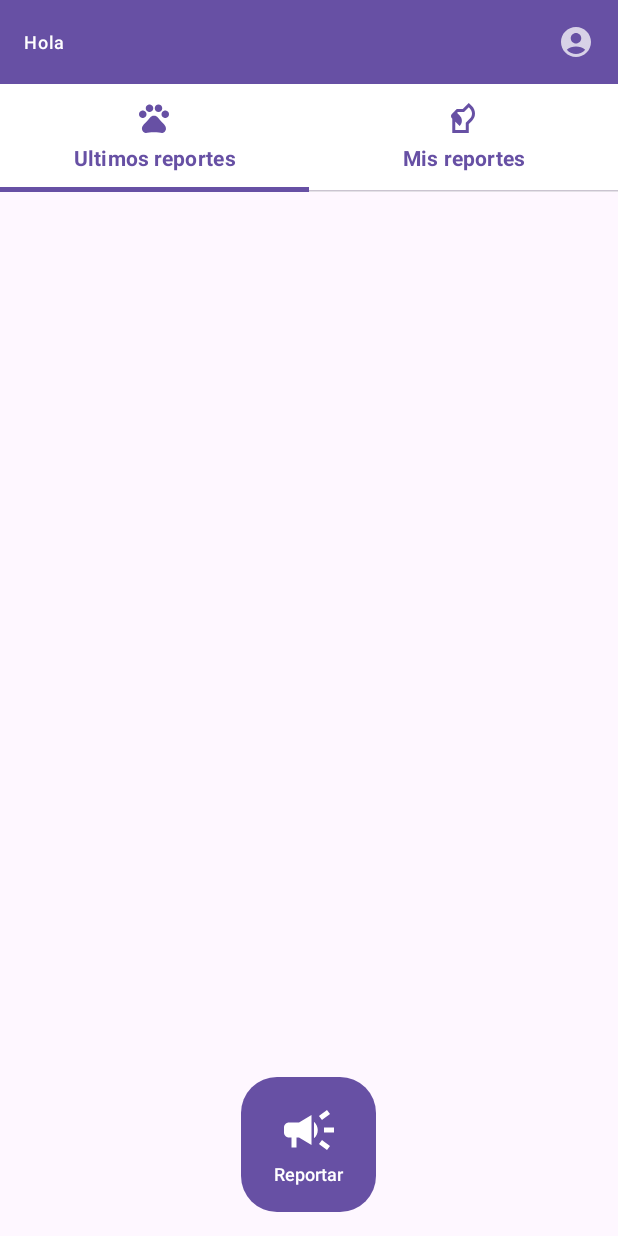
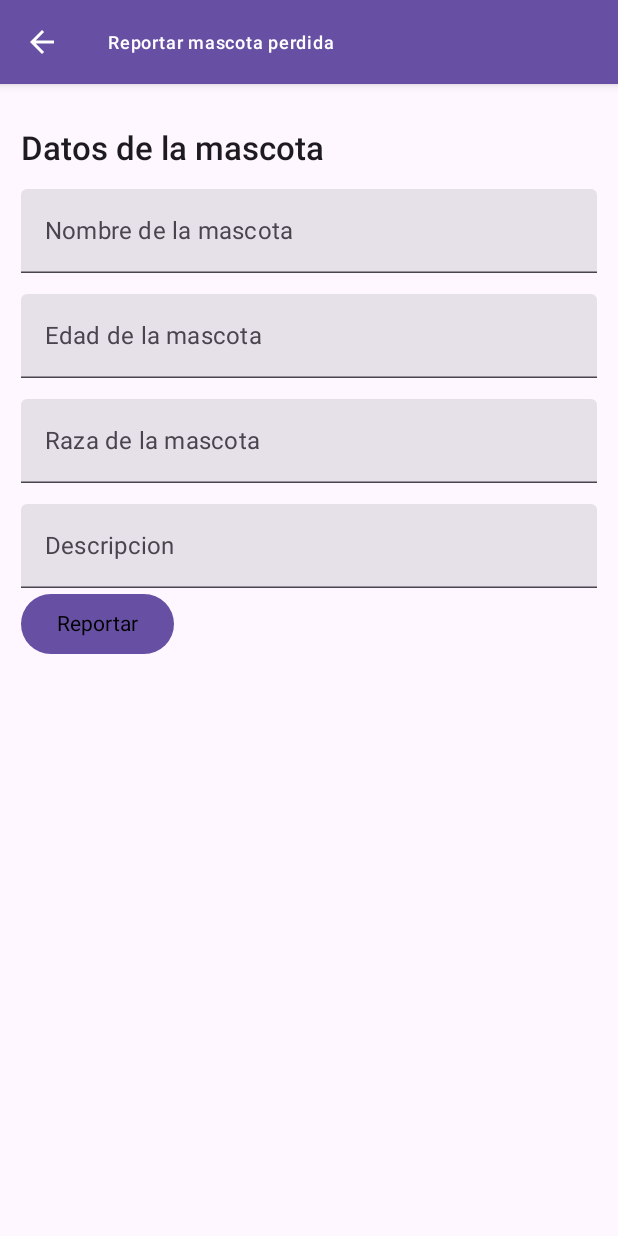
Before and after one commit to JoseAntonion/Busca-PET, an Android app built with Jetpack Compose: the HomeScreen screen opened through its navigation route, after a tap on "Reportar", on a phone screen of 412 x 824 dp. Run offline under Robolectric (Android 15) with nearby library versions, the light colour scheme and no system bars; our stand-ins replace Dagger/Hilt's generated code, Firebase (no records; nobody signed in at launch, a user with empty details on screens opened directly), Room's generated code, livedata-compose; pictures from the network do not load; 3 statements that could not run were skipped.

Commit message:
Report module added. Implementing Hilt as DI and Room for persistance. Also, config detail module to get data from room

```diff
--- a/app/src/main/java/com/example/buscapet/data/local/PetDao.kt
+++ b/app/src/main/java/com/example/buscapet/data/local/PetDao.kt
@@ -11,6 +11,9 @@ interface PetDao {
     @Query("SELECT * FROM pet")
     fun getAllPets(): Flow<List<Pet>>
 
+    @Query("SELECT * FROM pet WHERE id = :id")
+    fun getPet(id: Int): Pet
+
     @Insert
     suspend fun insertPet(petsData: Pet)
 
--- a/app/src/main/java/com/example/buscapet/data/local/PetUiState.kt
+++ /dev/null
@@ -1,4 +0,0 @@
-package com.example.buscapet.data.local
-
-data class PetUiState(val pets: List<Pet> = listOf()) {
-}
--- a/app/src/main/java/com/example/buscapet/data/local/PetsDataBase.kt
+++ b/app/src/main/java/com/example/buscapet/data/local/PetsDataBase.kt
@@ -3,7 +3,7 @@ package com.example.buscapet.data.local
 import androidx.room.Database
 import androidx.room.RoomDatabase
 
-@Database(entities = [Pet::class], version = 1, exportSchema = false)
+@Database(entities = [Pet::class], version = 3, exportSchema = false)
 abstract class PetsDatabase : RoomDatabase() {
     abstract fun petsDao(): PetDao
 }
--- a/app/src/main/java/com/example/buscapet/data/local/PetsRepository.kt
+++ b/app/src/main/java/com/example/buscapet/data/local/PetsRepository.kt
@@ -5,5 +5,8 @@ import kotlinx.coroutines.flow.Flow
 interface PetsRepository {
     suspend fun insertPet(pet: Pet)
     fun getAllPets(): Flow<List<Pet>>
+
+    fun getPetById(id: Int): Pet
+
     suspend fun deleteAllPets(allPets: List<Pet>)
 }
--- a/app/src/main/java/com/example/buscapet/data/local/PetsRepositoryImpl.kt
+++ b/app/src/main/java/com/example/buscapet/data/local/PetsRepositoryImpl.kt
@@ -9,6 +9,7 @@ class PetsRepositoryImpl @Inject constructor(
     override suspend fun insertPet(pet: Pet) = petDao.insertPet(pet)
 
     override fun getAllPets(): Flow<List<Pet>> = petDao.getAllPets()
+    override fun getPetById(id: Int): Pet = petDao.getPet(id)
 
     override suspend fun deleteAllPets(allPets: List<Pet>) = petDao.deleteAllPets(allPets)
 
--- /dev/null
+++ b/app/src/main/java/com/example/buscapet/ui/commons/CommonFilledTextField.kt
@@ -0,0 +1,32 @@
+package com.example.buscapet.ui.commons
+
+import androidx.compose.foundation.layout.fillMaxWidth
+import androidx.compose.foundation.layout.padding
+import androidx.compose.material3.Text
+import androidx.compose.material3.TextField
+import androidx.compose.runtime.Composable
+import androidx.compose.runtime.MutableState
+import androidx.compose.runtime.getValue
+import androidx.compose.runtime.mutableStateOf
+import androidx.compose.runtime.remember
+import androidx.compose.runtime.setValue
+import androidx.compose.ui.Modifier
+import androidx.compose.ui.unit.dp
+
+@Composable
+fun CommonFilledTextField(
+    modifier: Modifier = Modifier,
+    label: String = "no label",
+    inputText: MutableState<String> = mutableStateOf("")
+) {
+    var text by remember { inputText }
+
+    TextField(
+        modifier = modifier
+            .fillMaxWidth()
+            .padding(0.dp, 14.dp, 0.dp, 0.dp),
+        value = text,
+        onValueChange = { text = it },
+        label = { Text(text = label) }
+    )
+}
--- a/app/src/main/java/com/example/buscapet/ui/navigation/NavDestinations.kt
+++ b/app/src/main/java/com/example/buscapet/ui/navigation/NavDestinations.kt
@@ -15,6 +15,9 @@ object LastReports
 object MyReports
 
 @Serializable
+object Report
+
+@Serializable
 data class DetailReport(
-    val nombre: String
+    val id: Int
 )
--- a/app/src/main/java/com/example/buscapet/ui/screens/home/HomeScreen.kt
+++ b/app/src/main/java/com/example/buscapet/ui/screens/home/HomeScreen.kt
@@ -21,10 +21,11 @@ import androidx.navigation.NavController
 import androidx.navigation.compose.rememberNavController
 import com.example.buscapet.R
 import com.example.buscapet.ui.commons.CommonTabBar
+import com.example.buscapet.ui.commons.CommonTopAppBar
 import com.example.buscapet.ui.commons.TabItem
+import com.example.buscapet.ui.navigation.Report
 import com.example.buscapet.ui.screens.last_reports.LastReportsScreen
 import com.example.buscapet.ui.ui.commons.CommonFloatingActionButton
-import com.example.buscapet.ui.commons.CommonTopAppBar
 import com.example.buscapet.ui.ui.my_reports.MyReportsScreen
 import com.google.firebase.auth.FirebaseAuth
 
@@ -78,7 +79,9 @@ fun HomeContainer(
             }
         },
         floatingActionButton = {
-            CommonFloatingActionButton()
+            CommonFloatingActionButton() {
+                navController.navigate(Report)
+            }
         },
         floatingActionButtonPosition = FabPosition.Center,
     ) { paddingValues ->
--- a/app/src/main/java/com/example/buscapet/ui/screens/last_reports/LastReportsViewModel.kt
+++ b/app/src/main/java/com/example/buscapet/ui/screens/last_reports/LastReportsViewModel.kt
@@ -3,7 +3,6 @@ package com.example.buscapet.ui.screens.last_reports
 import androidx.lifecycle.ViewModel
 import androidx.lifecycle.viewModelScope
 import com.example.buscapet.data.local.Pet
-import com.example.buscapet.data.local.PetUiState
 import com.example.buscapet.data.local.PetsRepository
 import dagger.hilt.android.lifecycle.HiltViewModel
 import kotlinx.coroutines.flow.SharingStarted
@@ -14,11 +13,16 @@ import kotlinx.coroutines.launch
 import javax.inject.Inject
 
 @HiltViewModel
-class LastReportsViewModel @Inject constructor(private val petsRepository: PetsRepository) :
-    ViewModel() {
+class LastReportsViewModel @Inject constructor(
+    petsRepository: PetsRepository
+) : ViewModel() {
     companion object {
         private const val MILLIS = 5_000L
     }
+
+    data class PetUiState(
+        val pets: List<Pet> = emptyList()
+    )
 
     val petsUiState: StateFlow<PetUiState> =
         petsRepository.getAllPets()
@@ -28,10 +32,4 @@ class LastReportsViewModel @Inject constructor(private val petsRepository: PetsR
                 started = SharingStarted.WhileSubscribed(MILLIS),
                 initialValue = PetUiState()
             )
-
-    suspend fun savePet(pet: Pet) {
-        viewModelScope.launch {
-            petsRepository.insertPet(pet)
-        }
-    }
 }
--- /dev/null
+++ b/app/src/main/java/com/example/buscapet/ui/screens/report/ReportScreen.kt
@@ -0,0 +1,121 @@
+package com.example.buscapet.ui.screens.report
+
+import android.content.res.Configuration
+import androidx.compose.foundation.background
+import androidx.compose.foundation.layout.Column
+import androidx.compose.foundation.layout.Spacer
+import androidx.compose.foundation.layout.fillMaxSize
+import androidx.compose.foundation.layout.padding
+import androidx.compose.material.Text
+import androidx.compose.material3.Button
+import androidx.compose.material3.MaterialTheme
+import androidx.compose.material3.Scaffold
+import androidx.compose.material3.Surface
+import androidx.compose.runtime.Composable
+import androidx.compose.runtime.mutableStateOf
+import androidx.compose.runtime.remember
+import androidx.compose.runtime.rememberCoroutineScope
+import androidx.compose.ui.Alignment
+import androidx.compose.ui.Modifier
+import androidx.compose.ui.tooling.preview.Preview
+import androidx.compose.ui.unit.dp
+import androidx.hilt.navigation.compose.hiltViewModel
+import androidx.navigation.NavController
+import androidx.navigation.compose.rememberNavController
+import com.example.buscapet.data.local.Pet
+import com.example.buscapet.ui.commons.AppBarWithBack
+import com.example.buscapet.ui.commons.CommonFilledTextField
+import com.example.buscapet.ui.theme.BuscaPetTheme
+import kotlinx.coroutines.launch
+
+@Composable
+fun ReportScreen(
+    modifier: Modifier = Modifier,
+    navController: NavController = rememberNavController(),
+    viewModel: ReportViewModel = hiltViewModel()
+) {
+    MainContainter(navController = navController, viewModel = viewModel)
+}
+
+@Composable
+fun MainContainter(
+    modifier: Modifier = Modifier,
+    navController: NavController,
+    viewModel: ReportViewModel = hiltViewModel()
+) {
+    val coroutineScope = rememberCoroutineScope()
+    BuscaPetTheme {
+        Scaffold(
+            topBar = {
+                AppBarWithBack(
+                    title = "Reportar mascota perdida",
+                    onBackClick = { navController.popBackStack() }
+                )
+            }
+        ) {
+            Surface(
+                modifier = modifier
+                    .fillMaxSize()
+                    .background(MaterialTheme.colorScheme.background)
+                    .padding(it)
+            ) {
+                Column(
+                    modifier = modifier
+                        .fillMaxSize()
+                        .padding(14.dp),
+                    horizontalAlignment = Alignment.Start,
+                ) {
+                    Spacer(modifier = Modifier.padding(8.dp))
+                    Text(
+                        text = "Datos de la mascota",
+                        style = MaterialTheme.typography.titleLarge,
+                        color = MaterialTheme.colorScheme.onBackground
+                    )
+                    val nameInput = remember { mutableStateOf("") }
+                    CommonFilledTextField(
+                        label = "Nombre de la mascota",
+                        inputText = nameInput
+                    )
+                    val ageInput = remember { mutableStateOf("") }
+                    CommonFilledTextField(
+                        label = "Edad de la mascota",
+                        inputText = ageInput
+                    )
+                    val breedInput = remember { mutableStateOf("") }
+                    CommonFilledTextField(
+                        label = "Raza de la mascota",
+                        inputText = breedInput
+                    )
+                    val descriptionInput = remember { mutableStateOf("") }
+                    CommonFilledTextField(
+                        label = "Descripcion",
+                        inputText = descriptionInput
+                    )
+                    Button(
+                        onClick = {
+                            coroutineScope.launch {
+                                viewModel.savePet(
+                                    Pet(
+                                        name = nameInput.value,
+                                        age = ageInput.value,
+                                        breed = breedInput.value,
+                                        description = descriptionInput.value
+                                    )
+                                )
+                            }
+                        }
+                    ) {
+                        Text(text = "Reportar")
+                    }
+                }
+            }
+        }
+    }
+}
+
+@Preview(uiMode = Configuration.UI_MODE_NIGHT_YES, name = "PreviewDARK")
+@Preview(uiMode = Configuration.UI_MODE_NIGHT_NO, name = "PreviewLIGHT")
+@Composable
+private fun Preview() {
+    MainContainter(navController = rememberNavController())
+}
--- /dev/null
+++ b/app/src/main/java/com/example/buscapet/ui/screens/report/ReportViewModel.kt
@@ -0,0 +1,22 @@
+package com.example.buscapet.ui.screens.report
+
+import androidx.lifecycle.ViewModel
+import androidx.lifecycle.viewModelScope
+import com.example.buscapet.data.local.Pet
+import com.example.buscapet.data.local.PetsRepository
+import dagger.hilt.android.lifecycle.HiltViewModel
+import kotlinx.coroutines.launch
+import javax.inject.Inject
+
+@HiltViewModel
+class ReportViewModel @Inject constructor(
+    private val petsRepository: PetsRepository
+) : ViewModel() {
+
+    suspend fun savePet(pet: Pet) {
+        viewModelScope.launch {
+            petsRepository.insertPet(pet)
+        }
+    }
+
+}
```
Also changed, not shown: app/src/main/java/com/example/buscapet/data/local/Pet.kt (+7 -1 lines), app/src/main/java/com/example/buscapet/domain/model/Pet.kt (deleted, +0 -12 lines), app/src/main/java/com/example/buscapet/domain/model/PetOld.kt (added, +12 -0 lines), app/src/main/java/com/example/buscapet/ui/commons/CommonCardView.kt (+4 -4 lines), app/src/main/java/com/example/buscapet/ui/navigation/RootNavGraph.kt (+5 -3 lines), app/src/main/java/com/example/buscapet/ui/screens/detail_report/DetailReportScreen.kt (+15 -19 lines), app/src/main/java/com/example/buscapet/ui/screens/detail_report/DetailReportViewModel.kt (added, +42 -0 lines), app/src/main/java/com/example/buscapet/ui/screens/last_reports/LastReportsScreen.kt (+20 -19 lines), gradle/libs.versions.toml (+7 -8 lines).
